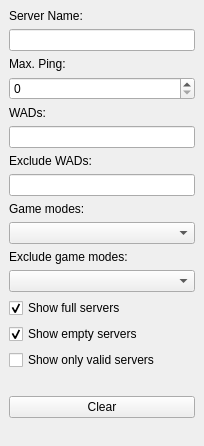
The window that src/core/gui/serverfilterdock.ui (Destroyerrrocket/doomseeker-unofficial) describes before a commit, drawn with Qt 5.
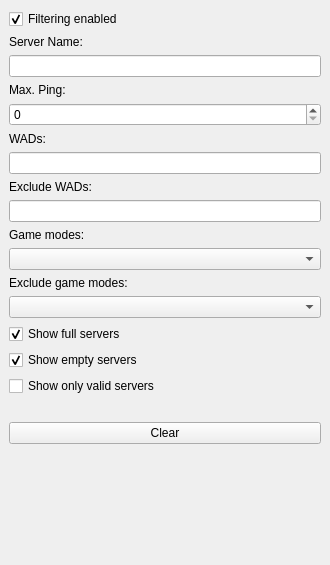
The same window after the commit. Custom widgets are drawn as their Qt base class.

The edit to the form file:
```diff
--- a/src/core/gui/serverfilterdock.ui
+++ b/src/core/gui/serverfilterdock.ui
@@ -6,8 +6,8 @@
    <rect>
     <x>0</x>
     <y>0</y>
-    <width>204</width>
-    <height>446</height>
+    <width>330</width>
+    <height>565</height>
    </rect>
   </property>
   <property name="sizePolicy">
@@ -21,6 +21,16 @@
   </property>
   <widget class="QWidget" name="dockWidgetContents">
    <layout class="QVBoxLayout" name="verticalLayout_2">
+    <item>
+     <widget class="QCheckBox" name="cbFilteringEnabled">
+      <property name="text">
+       <string>Filtering enabled</string>
+      </property>
+      <property name="checked">
+       <bool>true</bool>
+      </property>
+     </widget>
+    </item>
     <item>
      <widget class="QScrollArea" name="scrollArea">
       <property name="frameShape">
@@ -34,8 +44,8 @@
         <rect>
          <x>0</x>
          <y>0</y>
-         <width>186</width>
-         <height>406</height>
+         <width>312</width>
+         <height>494</height>
         </rect>
        </property>
        <layout class="QVBoxLayout" name="verticalLayout_3">
```
Left out of the diff: 16 changed lines with no effect on the pictures.
